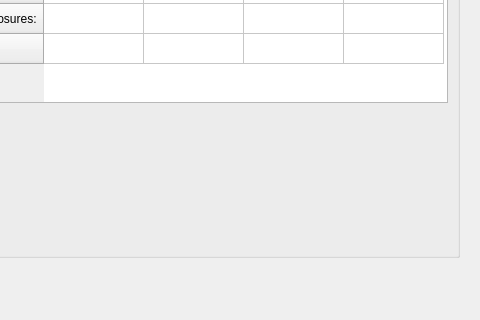
This is closures/erp_closures/crm/generatejobticket.ui in eboladev/smarterp as Qt 5 draws it before an edit; both pictures show x 473 to 953 and y 278 to 598 of the 953 by 598 pixel window. The edited form follows.
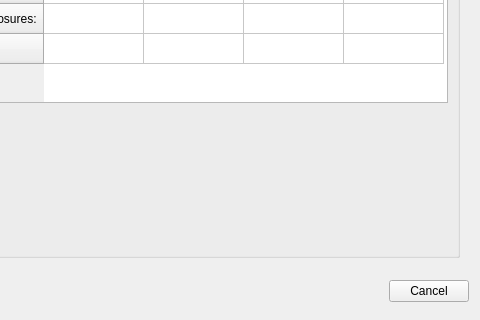
This is the edited form.

Patch:
```diff
--- a/closures/erp_closures/crm/generatejobticket.ui
+++ b/closures/erp_closures/crm/generatejobticket.ui
@@ -370,6 +370,13 @@
        </property>
       </spacer>
      </item>
+     <item>
+      <widget class="QPushButton" name="pushButton">
+       <property name="text">
+        <string>Cancel</string>
+       </property>
+      </widget>
+     </item>
     </layout>
    </item>
   </layout>
```
Left out of the diff: 19 changed lines with no effect on the pictures.
